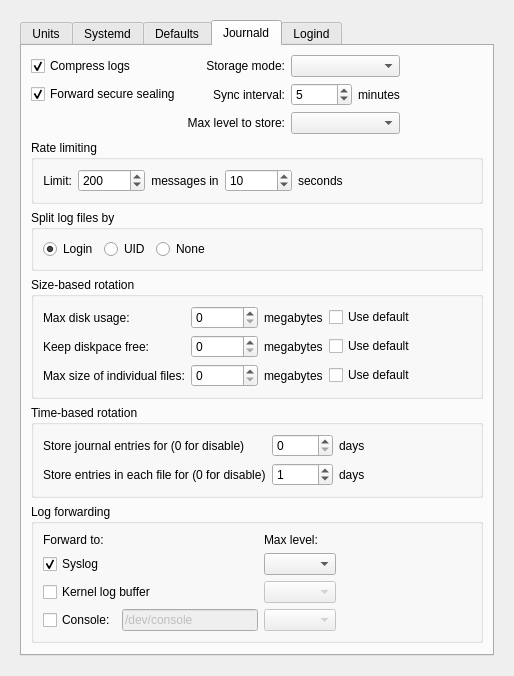
This is ui/kcmsystemd.ui in rthomsen/kcmsystemd as Qt 5 draws it before an edit. The edited form follows.
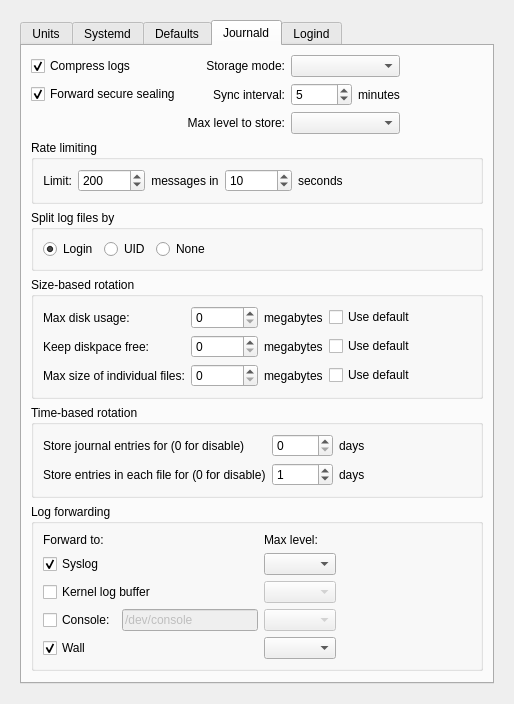
This is the edited form. The open tabs and pages were chosen to show the change. Custom widgets are drawn as their Qt base class.

Commit message: Implement new options in journald.conf introduced in systemd 212

```diff
--- a/ui/kcmsystemd.ui
+++ b/ui/kcmsystemd.ui
@@ -1039,6 +1039,26 @@
                 </property>
                </spacer>
               </item>
+              <item row="4" column="0">
+               <widget class="QCheckBox" name="chkForwardToWall">
+                <property name="toolTip">
+                 <string>&lt;html&gt;&lt;head/&gt;&lt;body&gt;&lt;p&gt;Send log messages as wall-messages to all logged-in users.&lt;/p&gt;&lt;p&gt;Requires systemd 212 or higher.&lt;/p&gt;&lt;/body&gt;&lt;/html&gt;</string>
+                </property>
+                <property name="text">
+                 <string>Wall</string>
+                </property>
+                <property name="checked">
+                 <bool>true</bool>
+                </property>
+               </widget>
+              </item>
+              <item row="4" column="2">
+               <widget class="QComboBox" name="cmbMaxLevelWall">
+                <property name="toolTip">
+                 <string>&lt;html&gt;&lt;head/&gt;&lt;body&gt;&lt;p&gt;Maximum log level to send as wall messages to all logged-in users.&lt;/p&gt;&lt;p&gt;Requires systemd 212 or higher.&lt;/p&gt;&lt;/body&gt;&lt;/html&gt;</string>
+                </property>
+               </widget>
+              </item>
              </layout>
             </widget>
            </item>
```
The commit also changes 2 other files.
